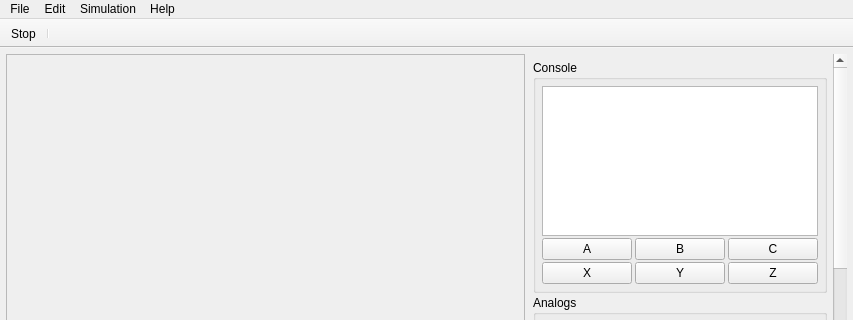
kipr/ks2, file ui/main_window.ui: the form before one commit; both pictures show x 0 to 853 and y 0 to 320 of the 853 by 556 pixel window.
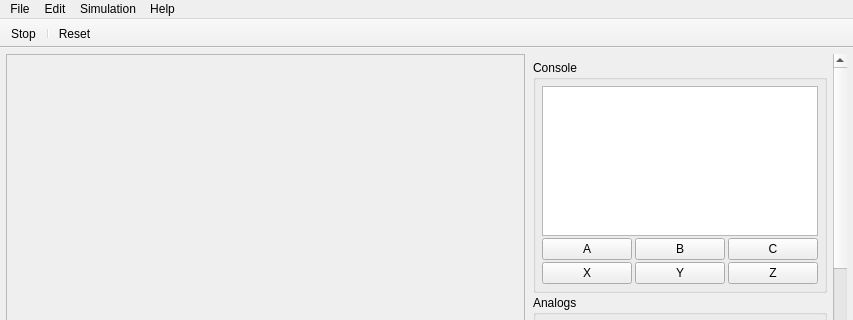
The form after the commit. Icons and pictures are not drawn. Custom widgets are drawn as their Qt base class.

Commit message: bulk of the reset functionality is working

```diff
--- a/ui/main_window.ui
+++ b/ui/main_window.ui
@@ -920,6 +920,7 @@
    </attribute>
    <addaction name="actionStop"/>
    <addaction name="separator"/>
+   <addaction name="actionReset"/>
   </widget>
   <action name="actionAbout">
    <property name="icon">
@@ -957,6 +958,16 @@
     <string>Stop</string>
    </property>
   </action>
+  <action name="actionReset">
+   <property name="icon">
+    <iconset>
+     <normalon>:/icons/arrow_refresh_small.png</normalon>
+    </iconset>
+   </property>
+   <property name="text">
+    <string>Reset</string>
+   </property>
+  </action>
  </widget>
  <customwidgets>
   <customwidget>
```
Left out of the diff: 2 changed lines with no effect on the pictures. The commit also changes 6 other files.
